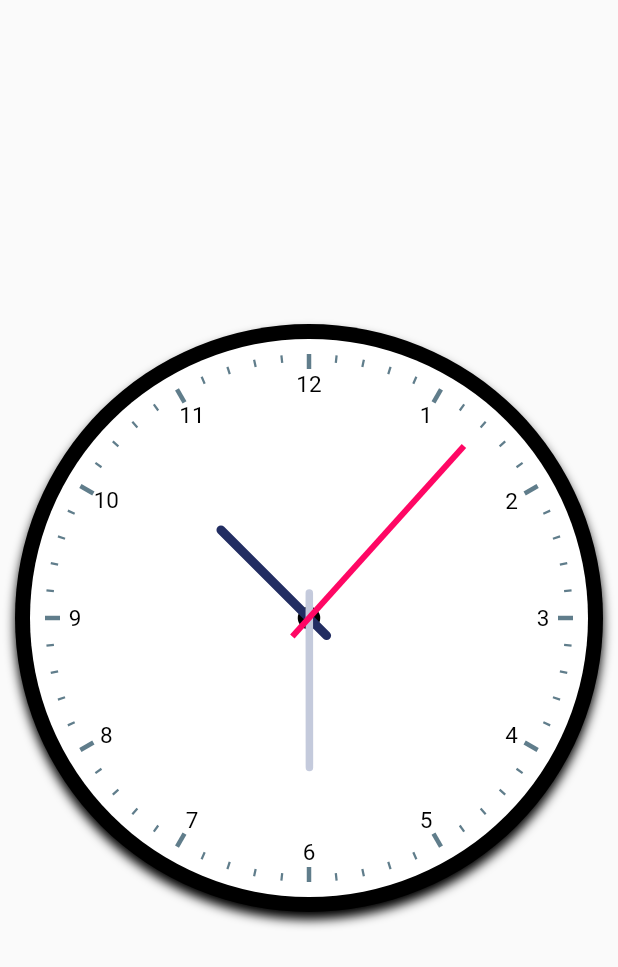
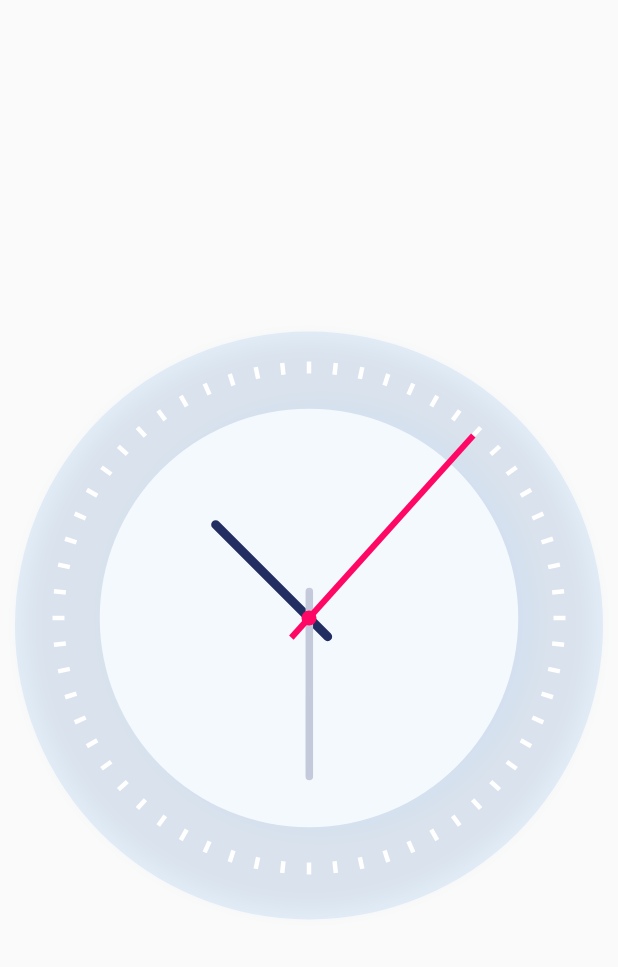
Before and after one commit to ruan65/flutter_clock_example, a Flutter app: the screen it shows after launch, on a phone screen of 412 x 824 dp. Shown: the top 967 px of the screen. Run offline on Flutter 3.47's test engine with Material 2 defaults, Android fonts, the phone set to English and light mode, and no system bars.

Commit message:
clock is ready

```diff
--- a/lib/clock/clock.dart
+++ b/lib/clock/clock.dart
@@ -1,6 +1,8 @@
 import 'dart:async';
 import 'dart:math';
 
+import 'package:clock_ui_app/clock/clock_dial_painter.dart';
+import 'package:clock_ui_app/clock/clock_hands.dart';
 import 'package:clock_ui_app/clock/clock_text.dart';
 import 'package:flutter/material.dart';
 import 'package:clock_ui_app/clock/clock_face.dart';
@@ -9,16 +11,14 @@ typedef TimeProducer = DateTime Function();
 
 class Clock extends StatefulWidget {
   final Color circleColor;
-  final Color bellColor;
-  final Color legColor;
+  final Color shadowColor;
   final ClockText clockText;
   final TimeProducer getCurrentTime;
   final Duration updateDuration;
 
   Clock(
-      {this.circleColor = Colors.black,
-      this.bellColor = const Color(0xFF333333),
-      this.legColor = const Color(0xFF555555),
+      {this.circleColor = const Color(0xffe1ecf7),
+      this.shadowColor = const Color(0xffd9e2ed),
       this.clockText = ClockText.arabic,
       this.getCurrentTime = getSystemTime,
       this.updateDuration = const Duration(seconds: 1)});
@@ -69,18 +69,50 @@ class _Clock extends State<Clock> {
       width: double.infinity,
       decoration: BoxDecoration(
         shape: BoxShape.circle,
-        color: widget.circleColor,
+        color: Colors.transparent,
         boxShadow: [
           BoxShadow(
             offset: Offset(0.0, 5.0),
-            blurRadius: 5.0,
+            blurRadius: 0,
+            color: widget.circleColor
+          ),
+          BoxShadow(
+            offset: Offset(0.0, 5.0),
+            color: widget.shadowColor,
+            blurRadius: 10,
+            spreadRadius: -8,
           )
         ],
       ),
-      child: ClockFace(
-        clockText: widget.clockText,
-        dateTime: dateTime,
-      ),
+      child: Stack(children: [
+        ClockFace(
+          clockText: widget.clockText,
+          dateTime: dateTime,
+        ),
+
+        //dial and numbers
+
+        Container(
+          padding: EdgeInsets.all(25),
+          width: double.infinity,
+          child: CustomPaint(
+            painter: ClockDialPainter(clockText: widget.clockText),
+          ),
+        ),
+        ClockHands(dateTime: dateTime),
+
+        //centerpoint
+        Center(
+          child: Container(
+            width: 10.0,
+            height: 10.0,
+            decoration: BoxDecoration(
+              shape: BoxShape.circle,
+              color: Color(0xffff0764),
+            ),
+          ),
+        ),
+      ]),
     );
   }
 }
--- a/lib/clock/clock_dial_painter.dart
+++ b/lib/clock/clock_dial_painter.dart
@@ -3,84 +3,42 @@ import 'dart:math';
 import 'package:clock_ui_app/clock/clock_text.dart';
 import 'package:flutter/material.dart';
 
-class ClockDialPainter extends CustomPainter{
+class ClockDialPainter extends CustomPainter {
   final clockText;
 
-  final hourTickMarkLength= 10.0;
-  final minuteTickMarkLength = 5.0;
-
-  final hourTickMarkWidth= 3.0;
-  final minuteTickMarkWidth = 1.5;
+  final tickLenght = 8.0;
+  final tickWidth = 3.0;
 
   final Paint tickPaint;
   final TextPainter textPainter;
-  final TextStyle textStyle;
-
-  final romanNumeralList= [ 'XII','I', 'II', 'III', 'IV', 'V', 'VI', 'VII', 'VIII', 'IX', 'X', 'XI'];
 
   ClockDialPainter({this.clockText = ClockText.roman})
-      :tickPaint= new Paint(),
-        textPainter= new TextPainter(
+      : tickPaint = new Paint(),
+        textPainter = new TextPainter(
           textAlign: TextAlign.center,
           textDirection: TextDirection.rtl,
-        ),
-        textStyle= const TextStyle(
-          color: Colors.black,
-          fontFamily: 'Times New Roman',
-          fontSize: 15.0,
-        )
-  {
-    tickPaint.color= Colors.blueGrey;
+        ) {
+    tickPaint.color = Colors.white;
   }
 
   @override
   void paint(Canvas canvas, Size size) {
     var tickMarkLength;
-    final angle= 2* pi / 60;
-    final radius= size.width/2;
+    final angle = 2 * pi / 60;
+    final radius = size.width / 2;
     canvas.save();
 
     // drawing
     canvas.translate(radius, radius);
-    for (var i = 0; i< 60; i++ ) {
-
-      //make the length and stroke of the tick marker longer and thicker depending
-      tickMarkLength = i % 5 == 0 ? hourTickMarkLength: minuteTickMarkLength;
-      tickPaint.strokeWidth= i % 5 == 0 ? hourTickMarkWidth : minuteTickMarkWidth;
-      canvas.drawLine(
-          new Offset(0.0, -radius), new Offset(0.0, -radius+tickMarkLength), tickPaint);
-
-
-      //draw the text
-      if (i%5==0){
-        canvas.save();
-        canvas.translate(0.0, -radius+20.0);
-
-        textPainter.text= new TextSpan(
-          text: this.clockText==ClockText.roman?
-          '${romanNumeralList[i~/5]}'
-              :'${i == 0 ? 12 : i~/5}'
-          ,
-          style: textStyle,
-        );
-
-        //helps make the text painted vertically
-        canvas.rotate(-angle*i);
-
-        textPainter.layout();
-
-
-        textPainter.paint(canvas, new Offset(-(textPainter.width/2), -(textPainter.height/2)));
-
-        canvas.restore();
-
-      }
+    for (var i = 0; i < 60; i++) {
+      tickMarkLength = tickLenght;
+      tickPaint.strokeWidth = tickWidth;
+      canvas.drawLine(new Offset(0.0, -radius),
+          new Offset(0.0, -radius + tickMarkLength), tickPaint);
 
       canvas.rotate(angle);
     }
-
     canvas.restore();
-
   }
 
   @override
--- a/lib/clock/clock_face.dart
+++ b/lib/clock/clock_face.dart
@@ -3,8 +3,7 @@ import 'package:flutter/material.dart';
 import 'package:clock_ui_app/clock/clock_dial_painter.dart';
 import 'package:clock_ui_app/clock/clock_hands.dart';
 
-class ClockFace extends StatelessWidget{
-
+class ClockFace extends StatelessWidget {
   final DateTime dateTime;
   final ClockText clockText;
 
@@ -12,49 +11,26 @@ class ClockFace extends StatelessWidget{
 
   @override
   Widget build(BuildContext context) {
-    return Padding(
+    return Center(
+      child: Padding(
         padding: const EdgeInsets.all(10.0),
         child: AspectRatio(
-        aspectRatio: 1.0,
+          aspectRatio: 0.75,
           child: Container(
             width: double.infinity,
             decoration: BoxDecoration(
                 shape: BoxShape.circle,
-            color: Colors.white,
+                color: Color(0xfff4f9fd),
+                boxShadow: [
+                  BoxShadow(
+                    offset: Offset(8, 0),
+                    blurRadius: 13,
+                    spreadRadius: 1,
+                    color: Color(0xffd3e0f0),
                   ),
-
-          child: Stack(
-            children: <Widget>[
-              //dial and numbers
-              Container(
-                width: double.infinity,
-                height: double.infinity,
-                padding: const EdgeInsets.all(10.0),
-                child:CustomPaint(
-                  painter: ClockDialPainter(clockText: clockText),
+                ]),
           ),
         ),
-
-
-              //centerpoint
-              Center(
-                child: Container(
-                  width: 15.0,
-                  height: 15.0,
-                  decoration: BoxDecoration(
-                    shape: BoxShape.circle,
-                    color: Colors.black,
-                  ),
-                ),
-              ),
-
-
-              ClockHands(dateTime:dateTime),
-
-            ],
-          ),
-        ),
-
       ),
     );
   }
--- a/lib/main.dart
+++ b/lib/screens/main.dart
@@ -32,8 +32,7 @@ class AppClock extends StatelessWidget{
           children: <Widget>[
 
             new Clock(
-                circleColor: Colors.black,
-                bellColor: Colors.green,
+                circleColor: Color(0xffe1ecf7),
                 clockText: ClockText.arabic,
             ),
           ],
```
Also changed, not shown: 13 other files. Lines whose indentation alone changed are shown as unchanged.
